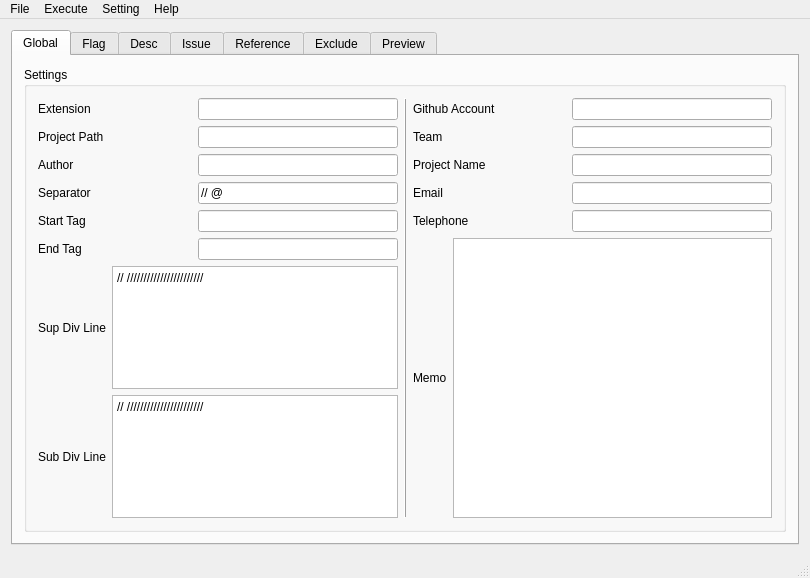
Qt form Symmary Commenter/mainwindow.ui (jopemachine-playground/Summary-Commenter) before a commit.
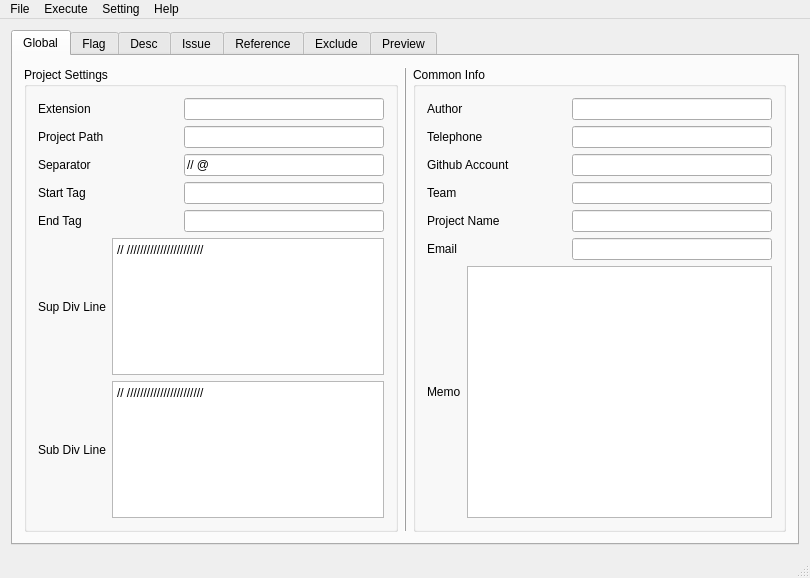
The same form after that commit. Icons and pictures are not drawn.

```diff
--- a/Symmary Commenter/mainwindow.ui
+++ b/Symmary Commenter/mainwindow.ui
@@ -28,12 +28,10 @@
         <item>
          <widget class="QGroupBox" name="groupBox">
           <property name="title">
-           <string>Settings</string>
+           <string>Project Settings</string>
           </property>
-          <layout class="QHBoxLayout" name="horizontalLayout_3">
-           <item>
-            <layout class="QVBoxLayout" name="verticalLayout">
-             <item>
+          <layout class="QGridLayout" name="gridLayout">
+           <item row="0" column="0">
               <layout class="QHBoxLayout" name="ExtensionL">
                <item>
                 <widget class="QLabel" name="extensionLbl">
@@ -73,7 +71,7 @@
                </item>
               </layout>
              </item>
-             <item>
+           <item row="1" column="0">
               <layout class="QHBoxLayout" name="PathL">
                <item>
                 <widget class="QLabel" name="pathLbl">
@@ -113,47 +111,7 @@
                </item>
               </layout>
              </item>
-             <item>
-              <layout class="QHBoxLayout" name="AuthorL">
-               <item>
-                <widget class="QLabel" name="authorLbl">
-                 <property name="text">
-                  <string>Author</string>
-                 </property>
-                </widget>
-               </item>
-               <item>
-                <spacer name="spacer3">
-                 <property name="orientation">
-                  <enum>Qt::Horizontal</enum>
-                 </property>
-                 <property name="sizeHint" stdset="0">
-                  <size>
-                   <width>40</width>
-                   <height>20</height>
-                  </size>
-                 </property>
-                </spacer>
-               </item>
-               <item>
-                <widget class="QLineEdit" name="authorEdit">
-                 <property name="minimumSize">
-                  <size>
-                   <width>200</width>
-                   <height>0</height>
-                  </size>
-                 </property>
-                 <property name="maximumSize">
-                  <size>
-                   <width>200</width>
-                   <height>16777215</height>
-                  </size>
-                 </property>
-                </widget>
-               </item>
-              </layout>
-             </item>
-             <item>
+           <item row="2" column="0">
               <layout class="QHBoxLayout" name="SeparatorL">
                <item>
                 <widget class="QLabel" name="separatorLbl">
@@ -196,7 +154,7 @@
                </item>
               </layout>
              </item>
-             <item>
+           <item row="3" column="0">
               <layout class="QHBoxLayout" name="StartTagL">
                <item>
                 <widget class="QLabel" name="sTagLbl">
@@ -236,7 +194,7 @@
                </item>
               </layout>
              </item>
-             <item>
+           <item row="4" column="0">
               <layout class="QHBoxLayout" name="EndTagL">
                <item>
                 <widget class="QLabel" name="eTagLbl">
@@ -279,7 +237,7 @@
                </item>
               </layout>
              </item>
-             <item>
+           <item row="5" column="0">
               <layout class="QHBoxLayout" name="SupDivLineL">
                <item>
                 <widget class="QLabel" name="supDivLbl">
@@ -297,7 +255,7 @@
                </item>
               </layout>
              </item>
-             <item>
+           <item row="6" column="0">
               <layout class="QHBoxLayout" name="SubDivLineL">
                <item>
                 <widget class="QLabel" name="subDivLbl">
@@ -316,6 +274,7 @@
               </layout>
              </item>
             </layout>
+         </widget>
            </item>
            <item>
             <widget class="Line" name="line">
@@ -334,8 +293,92 @@
             </widget>
            </item>
            <item>
-            <layout class="QVBoxLayout" name="verticalLayout_6">
+         <widget class="QGroupBox" name="groupBox_2">
+          <property name="title">
+           <string>Common Info</string>
+          </property>
+          <layout class="QGridLayout" name="gridLayout_2">
+           <item row="0" column="0">
+            <layout class="QHBoxLayout" name="horizontalLayout_2">
              <item>
+              <widget class="QLabel" name="authorLbl">
+               <property name="text">
+                <string>Author</string>
+               </property>
+              </widget>
+             </item>
+             <item>
+              <spacer name="spacer3">
+               <property name="orientation">
+                <enum>Qt::Horizontal</enum>
+               </property>
+               <property name="sizeHint" stdset="0">
+                <size>
+                 <width>37</width>
+                 <height>17</height>
+                </size>
+               </property>
+              </spacer>
+             </item>
+             <item>
+              <widget class="QLineEdit" name="authorEdit">
+               <property name="minimumSize">
+                <size>
+                 <width>200</width>
+                 <height>0</height>
+                </size>
+               </property>
+               <property name="maximumSize">
+                <size>
+                 <width>200</width>
+                 <height>16777215</height>
+                </size>
+               </property>
+              </widget>
+             </item>
+            </layout>
+           </item>
+           <item row="1" column="0">
+            <layout class="QHBoxLayout" name="TelephoneL">
+             <item>
+              <widget class="QLabel" name="telepLbl">
+               <property name="text">
+                <string>Telephone</string>
+               </property>
+              </widget>
+             </item>
+             <item>
+              <spacer name="spacer8">
+               <property name="orientation">
+                <enum>Qt::Horizontal</enum>
+               </property>
+               <property name="sizeHint" stdset="0">
+                <size>
+                 <width>40</width>
+                 <height>20</height>
+                </size>
+               </property>
+              </spacer>
+             </item>
+             <item>
+              <widget class="QLineEdit" name="telepEdit">
+               <property name="minimumSize">
+                <size>
+                 <width>200</width>
+                 <height>0</height>
+                </size>
+               </property>
+               <property name="maximumSize">
+                <size>
+                 <width>200</width>
+                 <height>16777215</height>
+                </size>
+               </property>
+              </widget>
+             </item>
+            </layout>
+           </item>
+           <item row="2" column="0">
               <layout class="QHBoxLayout" name="GithubL">
                <item>
                 <widget class="QLabel" name="githubLbl">
@@ -375,7 +418,7 @@
                </item>
               </layout>
              </item>
-             <item>
+           <item row="3" column="0">
               <layout class="QHBoxLayout" name="TeamL">
                <item>
                 <widget class="QLabel" name="teamLbl">
@@ -415,7 +458,7 @@
                </item>
               </layout>
              </item>
-             <item>
+           <item row="4" column="0">
               <layout class="QHBoxLayout" name="ProjectNameL">
                <item>
                 <widget class="QLabel" name="projectNameLbl">
@@ -455,7 +498,7 @@
                </item>
               </layout>
              </item>
-             <item>
+           <item row="5" column="0">
               <layout class="QHBoxLayout" name="EmailL">
                <item>
                 <widget class="QLabel" name="emailLbl">
@@ -495,47 +538,7 @@
                </item>
               </layout>
              </item>
-             <item>
-              <layout class="QHBoxLayout" name="TelephoneL">
-               <item>
-                <widget class="QLabel" name="telepLbl">
-                 <property name="text">
-                  <string>Telephone</string>
-                 </property>
-                </widget>
-               </item>
-               <item>
-                <spacer name="spacer8">
-                 <property name="orientation">
-                  <enum>Qt::Horizontal</enum>
-                 </property>
-                 <property name="sizeHint" stdset="0">
-                  <size>
-                   <width>40</width>
-                   <height>20</height>
-                  </size>
-                 </property>
-                </spacer>
-               </item>
-               <item>
-                <widget class="QLineEdit" name="telepEdit">
-                 <property name="minimumSize">
-                  <size>
-                   <width>200</width>
-                   <height>0</height>
-                  </size>
-                 </property>
-                 <property name="maximumSize">
-                  <size>
-                   <width>200</width>
-                   <height>16777215</height>
-                  </size>
-                 </property>
-                </widget>
-               </item>
-              </layout>
-             </item>
-             <item>
+           <item row="6" column="0">
               <layout class="QHBoxLayout" name="MemoL">
                <item>
                 <widget class="QLabel" name="memoLbl">
@@ -546,8 +549,6 @@
                </item>
                <item>
                 <widget class="QTextEdit" name="memoEdit"/>
-               </item>
-              </layout>
              </item>
             </layout>
            </item>
```
Lines whose indentation alone changed are shown as unchanged.
